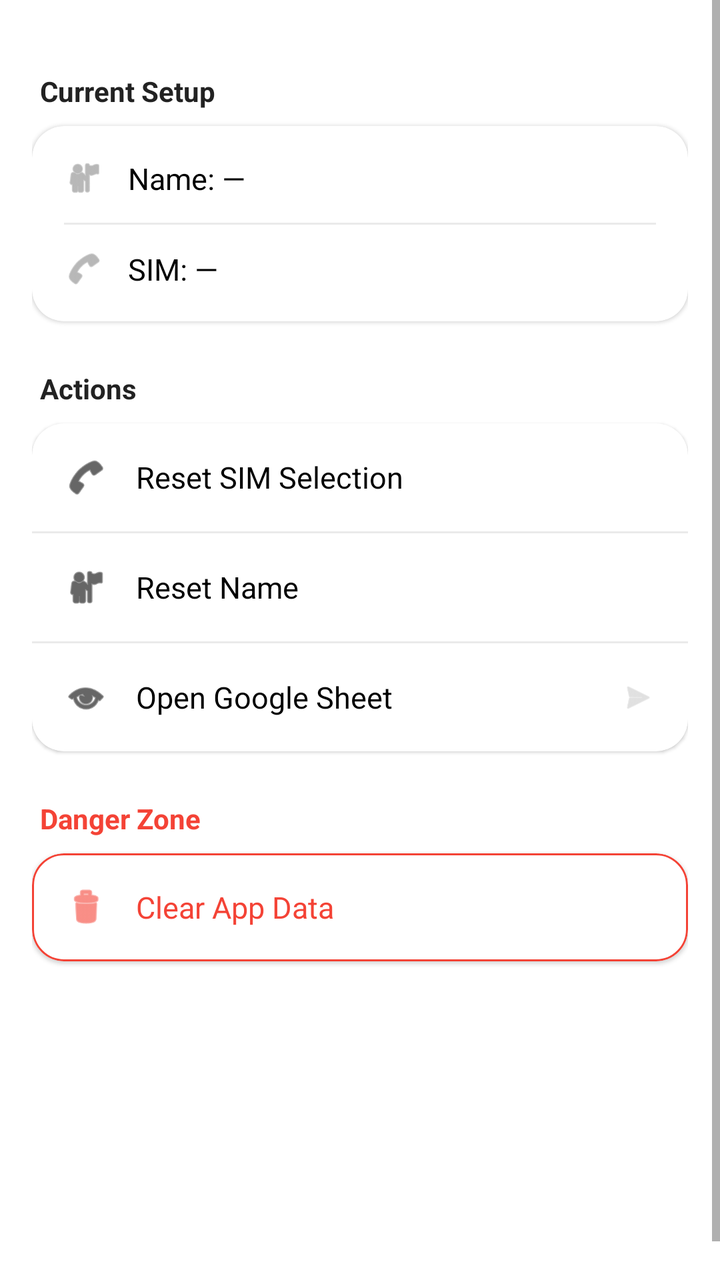
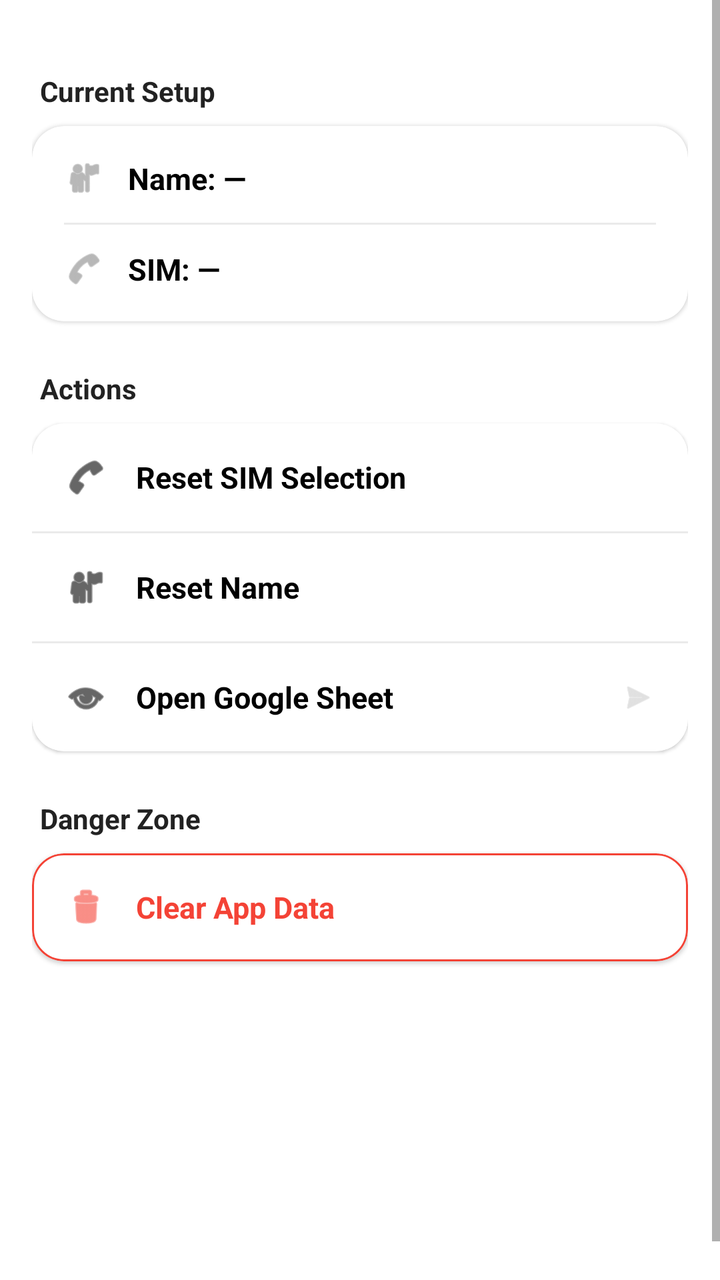

Screens rendered from an Android XML layout before and after an edit, with the pre-edit source and the edit as a unified diff.
<!-- AndroidManifest.xml: application theme Theme.Calls -->
<!-- res/layout/fragment_settings.xml -->
<?xml version="1.0" encoding="utf-8"?>
<ScrollView xmlns:android="http://schemas.android.com/apk/res/android"
    xmlns:app="http://schemas.android.com/apk/res-auto"
    android:layout_width="match_parent"
    android:layout_height="match_parent"
    android:fillViewport="true">

    <LinearLayout
        android:layout_width="match_parent"
        android:layout_height="wrap_content"
        android:orientation="vertical"
        android:padding="16dp"
        android:layout_marginTop="20dp">

        
        <TextView
            android:layout_width="wrap_content"
            android:layout_height="wrap_content"
            android:text="Current Setup"
            android:textSize="14sp"
            android:textStyle="bold"
            android:textColor="#222222"
            android:layout_marginBottom="8dp"
            android:layout_marginStart="4dp"/>

        <com.google.android.material.card.MaterialCardView
            android:layout_width="match_parent"
            android:layout_height="wrap_content"
            android:layout_marginBottom="24dp"
            app:cardCornerRadius="16dp"
            app:cardElevation="1dp">

            <LinearLayout
                android:layout_width="match_parent"
                android:layout_height="wrap_content"
                android:orientation="vertical"
                android:padding="16dp">

                <LinearLayout
                    android:layout_width="match_parent"
                    android:layout_height="wrap_content"
                    android:orientation="horizontal"
                    android:gravity="center_vertical">

                    <ImageView
                        android:layout_width="20dp"
                        android:layout_height="20dp"
                        android:src="@android:drawable/ic_menu_myplaces"
                        app:tint="#888888"/>

                    <TextView
                        android:id="@+id/tvCurrentName"
                        android:layout_width="0dp"
                        android:layout_height="wrap_content"
                        android:layout_weight="1"
                        android:layout_marginStart="12dp"
                        android:text="Name: —"
                        android:textSize="15sp"
                        android:textColor="@color/black"/>

                </LinearLayout>

                <View
                    android:layout_width="match_parent"
                    android:layout_height="1dp"
                    android:background="#15000000"
                    android:layout_marginVertical="12dp"/>

                <LinearLayout
                    android:layout_width="match_parent"
                    android:layout_height="wrap_content"
                    android:orientation="horizontal"
                    android:gravity="center_vertical">

                    <ImageView
                        android:layout_width="20dp"
                        android:layout_height="20dp"
                        android:src="@android:drawable/ic_menu_call"
                        app:tint="#888888"/>

                    <TextView
                        android:id="@+id/tvCurrentSim"
                        android:layout_width="0dp"
                        android:layout_height="wrap_content"
                        android:layout_weight="1"
                        android:layout_marginStart="12dp"
                        android:text="SIM: —"
                        android:textSize="15sp"
                        android:textColor="@color/black"/>

                </LinearLayout>

            </LinearLayout>
        </com.google.android.material.card.MaterialCardView>

        
        <TextView
            android:layout_width="wrap_content"
            android:layout_height="wrap_content"
            android:text="Actions"
            android:textSize="14sp"
            android:textStyle="bold"
            android:textColor="#222222"
            android:layout_marginBottom="8dp"
            android:layout_marginStart="4dp"/>

        <com.google.android.material.card.MaterialCardView
            android:layout_width="match_parent"
            android:layout_height="wrap_content"
            android:layout_marginBottom="24dp"
            app:cardCornerRadius="16dp"
            app:cardElevation="1dp">

            <LinearLayout
                android:layout_width="match_parent"
                android:layout_height="wrap_content"
                android:orientation="vertical">

                <LinearLayout
                    android:id="@+id/btnResetSim"
                    android:layout_width="match_parent"
                    android:layout_height="wrap_content"
                    android:orientation="horizontal"
                    android:gravity="center_vertical"
                    android:padding="16dp"
                    android:background="?attr/selectableItemBackground"
                    android:clickable="true"
                    android:focusable="true">

                    <ImageView
                        android:layout_width="22dp"
                        android:layout_height="22dp"
                        android:src="@android:drawable/ic_menu_call"
                        app:tint="@color/black"/>

                    <TextView
                        android:layout_width="0dp"
                        android:layout_height="wrap_content"
                        android:layout_weight="1"
                        android:layout_marginStart="14dp"
                        android:text="Reset SIM Selection"
                        android:textSize="15sp"
                        android:textColor="@color/black"/>

                </LinearLayout>

                <View
                    android:layout_width="match_parent"
                    android:layout_height="1dp"
                    android:background="#15000000"/>

                <LinearLayout
                    android:id="@+id/btnResetName"
                    android:layout_width="match_parent"
                    android:layout_height="wrap_content"
                    android:orientation="horizontal"
                    android:gravity="center_vertical"
                    android:padding="16dp"
                    android:background="?attr/selectableItemBackground"
                    android:clickable="true"
                    android:focusable="true">

                    <ImageView
                        android:layout_width="22dp"
                        android:layout_height="22dp"
                        android:src="@android:drawable/ic_menu_myplaces"
                        app:tint="@color/black"/>

                    <TextView
                        android:layout_width="0dp"
                        android:layout_height="wrap_content"
                        android:layout_weight="1"
                        android:layout_marginStart="14dp"
                        android:text="Reset Name"
                        android:textSize="15sp"
                        android:textColor="@color/black"/>

                </LinearLayout>

                <View
                    android:layout_width="match_parent"
                    android:layout_height="1dp"
                    android:background="#15000000"/>

                <LinearLayout
                    android:id="@+id/btnOpenSheet"
                    android:layout_width="match_parent"
                    android:layout_height="wrap_content"
                    android:orientation="horizontal"
                    android:gravity="center_vertical"
                    android:padding="16dp"
                    android:background="?attr/selectableItemBackground"
                    android:clickable="true"
                    android:focusable="true">

                    <ImageView
                        android:layout_width="22dp"
                        android:layout_height="22dp"
                        android:src="@android:drawable/ic_menu_view"
                        app:tint="@color/black"/>

                    <TextView
                        android:layout_width="0dp"
                        android:layout_height="wrap_content"
                        android:layout_weight="1"
                        android:layout_marginStart="14dp"
                        android:text="Open Google Sheet"
                        android:textSize="15sp"
                        android:textColor="@color/black"/>

                    <ImageView
                        android:layout_width="18dp"
                        android:layout_height="18dp"
                        android:src="@android:drawable/ic_menu_send"
                        app:tint="#CCCCCC"/>

                </LinearLayout>

            </LinearLayout>
        </com.google.android.material.card.MaterialCardView>

        
        <TextView
            android:layout_width="wrap_content"
            android:layout_height="wrap_content"
            android:text="Danger Zone"
            android:textSize="14sp"
            android:textStyle="bold"
            android:textColor="@color/call_missed"
            android:layout_marginBottom="8dp"
            android:layout_marginStart="4dp"/>

        <com.google.android.material.card.MaterialCardView
            android:layout_width="match_parent"
            android:layout_height="wrap_content"
            app:cardCornerRadius="16dp"
            app:cardElevation="1dp"
            app:strokeColor="@color/call_missed"
            app:strokeWidth="1dp">

            <LinearLayout
                android:id="@+id/btnClearData"
                android:layout_width="match_parent"
                android:layout_height="wrap_content"
                android:orientation="horizontal"
                android:gravity="center_vertical"
                android:padding="16dp"
                android:background="?attr/selectableItemBackground"
                android:clickable="true"
                android:focusable="true">

                <ImageView
                    android:layout_width="22dp"
                    android:layout_height="22dp"
                    android:src="@android:drawable/ic_menu_delete"
                    app:tint="@color/call_missed"/>

                <TextView
                    android:layout_width="0dp"
                    android:layout_height="wrap_content"
                    android:layout_weight="1"
                    android:layout_marginStart="14dp"
                    android:text="Clear App Data"
                    android:textSize="15sp"
                    android:textColor="@color/call_missed"/>

            </LinearLayout>
        </com.google.android.material.card.MaterialCardView>

    </LinearLayout>
</ScrollView>
<!-- resources referenced by this layout -->
<resources>
  <color name="black">#FF000000</color>
  <color name="call_missed">#F44336</color>
  <style name="Theme.Calls" parent="Theme.MaterialComponents.Light.NoActionBar">
          <item name="colorPrimary">@color/button</item>
          <item name="colorOnPrimary">@color/buttonText</item>
          <item name="android:statusBarColor">@color/background</item>
      </style>
  <color name="button">#212121</color>
  <color name="buttonText">#F9F9F9</color>
  <color name="background">#777777</color>
</resources>

<!-- the commit's change to res/layout/fragment_settings.xml (unified diff, before → after) -->
@@ -55,6 +55,7 @@
                         android:layout_weight="1"
                         android:layout_marginStart="12dp"
                         android:text="Name: —"
+                        android:textStyle="bold"
                         android:textSize="15sp"
                         android:textColor="@color/black"/>
 
@@ -85,6 +86,7 @@
                         android:layout_weight="1"
                         android:layout_marginStart="12dp"
                         android:text="SIM: —"
+                        android:textStyle="bold"
                         android:textSize="15sp"
                         android:textColor="@color/black"/>
 
@@ -138,6 +140,7 @@
                         android:layout_height="wrap_content"
                         android:layout_weight="1"
                         android:layout_marginStart="14dp"
+                        android:textStyle="bold"
                         android:text="Reset SIM Selection"
                         android:textSize="15sp"
                         android:textColor="@color/black"/>
@@ -172,6 +175,7 @@
                         android:layout_weight="1"
                         android:layout_marginStart="14dp"
                         android:text="Reset Name"
+                        android:textStyle="bold"
                         android:textSize="15sp"
                         android:textColor="@color/black"/>
 
@@ -206,6 +210,7 @@
                         android:layout_marginStart="14dp"
                         android:text="Open Google Sheet"
                         android:textSize="15sp"
+                        android:textStyle="bold"
                         android:textColor="@color/black"/>
 
                     <ImageView
@@ -226,7 +231,7 @@
             android:text="Danger Zone"
             android:textSize="14sp"
             android:textStyle="bold"
-            android:textColor="@color/call_missed"
+            android:textColor="#222222"
             android:layout_marginBottom="8dp"
             android:layout_marginStart="4dp"/>
 
@@ -261,6 +266,7 @@
                     android:layout_weight="1"
                     android:layout_marginStart="14dp"
                     android:text="Clear App Data"
+                    android:textStyle="bold"
                     android:textSize="15sp"
                     android:textColor="@color/call_missed"/>
 
